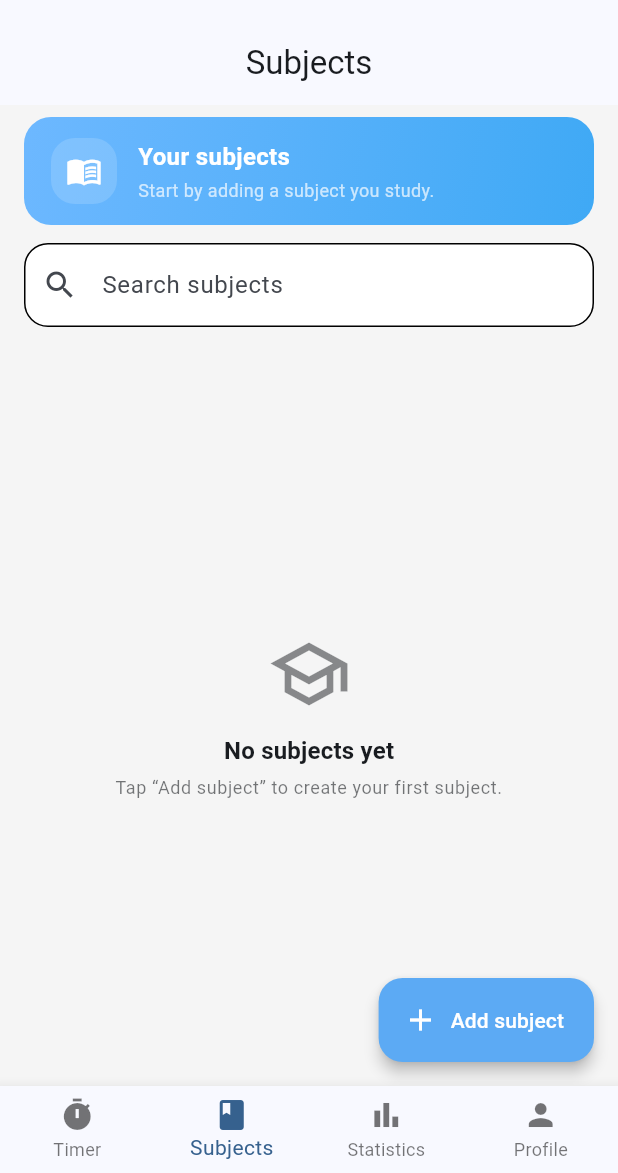
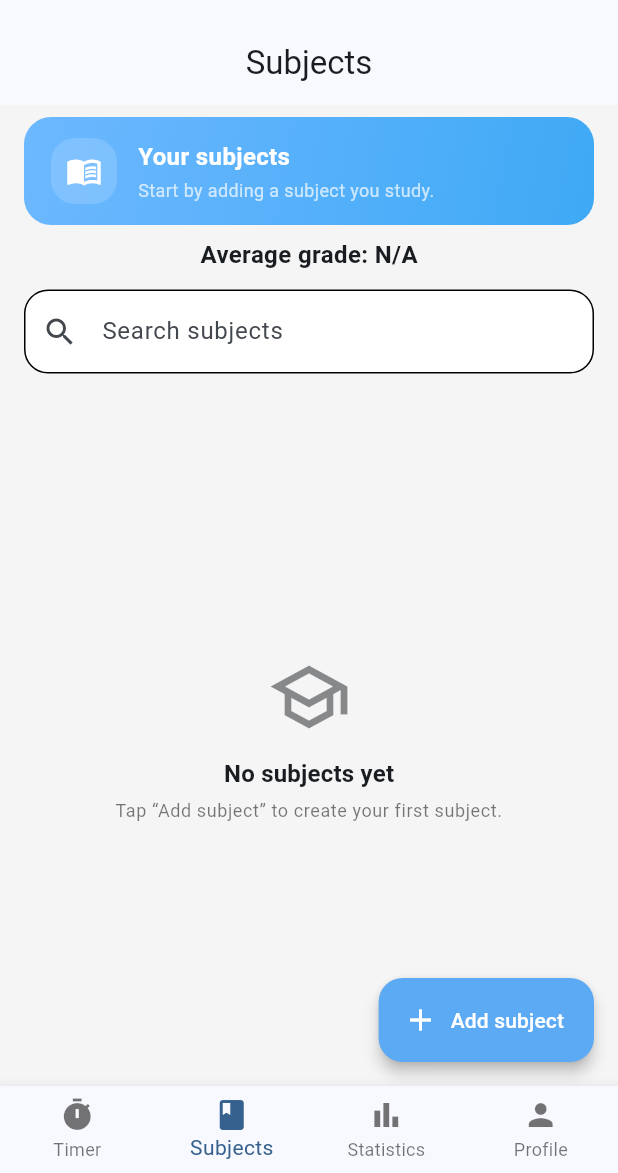
Before and after one commit to matejadju/studytracker, a Flutter app: the screen it shows once a user with an empty profile is signed in, item 2 of the bottom bar chosen, on a phone screen of 412 x 824 dp, the part 63-1236 px from its top. Run offline on Flutter 3.47's test engine with Material 3 defaults, Android fonts, the phone set to English and light mode, and no system bars; our stand-ins replace cloud_firestore, firebase_auth, firebase_core, fl_chart, flutter_local_notifications, timezone; accounts and stored records are empty.

Commit message:
Add grades

```diff
--- a/studytracker/lib/models/subject.dart
+++ b/studytracker/lib/models/subject.dart
@@ -3,18 +3,21 @@ class Subject {
   final String name;
   final String opis;
   final String userId;
+  final int? grade;
 
   Subject({
     required this.id,
     required this.name,
     required this.opis,
     required this.userId,
+    this.grade,
   });
 
   Map<String, dynamic> toJson() => {
         'name': name,
         'opis': opis,
         'userId': userId,
+        'grade': grade,
       };
 
   factory Subject.fromJson(String id, Map<String, dynamic> json) => Subject(
@@ -22,5 +25,6 @@ class Subject {
         name: (json['name'] ?? '') as String,
         opis: (json['opis'] ?? '') as String,
         userId: (json['userId'] ?? '') as String,
+        grade: json['grade'],
       );
 }
--- a/studytracker/lib/pages/subjects_screen.dart
+++ b/studytracker/lib/pages/subjects_screen.dart
@@ -77,6 +77,59 @@ class _SubjectsScreenState extends State<SubjectsScreen> {
             children: [
               // HEADER
               _buildHeader(context, subjectsCount: subjects.length),
+
+              // AVERAGE GRADE CARD
+StreamBuilder<List<Subject>>(
+  stream: _subjectService.getSubjects(uid),
+  builder: (context, snapshot) {
+    if (!snapshot.hasData) return const SizedBox(height: 0);
+
+    final subjects = snapshot.data!;
+    final graded = subjects.where((s) => s.grade != null).toList();
+
+    if (graded.isEmpty) {
+      return const Padding(
+        padding: EdgeInsets.symmetric(horizontal: 16, vertical: 4),
+        child: Text(
+          "Average grade: N/A",
+          style: TextStyle(
+            fontSize: 16,
+            fontWeight: FontWeight.w600,
+          ),
+        ),
+      );
+    }
+
+    final avg = graded.map((s) => s.grade!).reduce((a, b) => a + b) / graded.length;
+
+    return Padding(
+      padding: const EdgeInsets.symmetric(horizontal: 16, vertical: 4),
+      child: Card(
+        elevation: 3,
+        shape: RoundedRectangleBorder(
+          borderRadius: BorderRadius.circular(16),
+        ),
+        child: Padding(
+          padding: const EdgeInsets.all(16),
+          child: Row(
+            children: [
+              const Icon(Icons.star_half, size: 28),
+              const SizedBox(width: 12),
+              Text(
+                "Average grade: ${avg.toStringAsFixed(2)}",
+                style: const TextStyle(
+                  fontSize: 17,
+                  fontWeight: FontWeight.w700,
+                ),
+              ),
+            ],
+          ),
+        ),
+      ),
+    );
+  },
+),
+
 
               // SEARCH
               Padding(
--- a/studytracker/lib/services/subject_service.dart
+++ b/studytracker/lib/services/subject_service.dart
@@ -35,4 +35,11 @@ class SubjectService {
       .map((doc) => Subject.fromJson(doc.id, doc.data()))
       .toList();
 }
+
+Future<void> updateGrade(String subjectId, int grade) async {
+  await _db.collection('subjects').doc(subjectId).update({
+    'grade': grade,
+  });
 }
+
+}
```
Also changed, not shown: studytracker/lib/models/grade.dart (deleted, +0 -32 lines), studytracker/lib/pages/subject_detail_page.dart (+148 -98 lines), studytracker/lib/services/grade_service.dart (deleted, +0 -25 lines).
